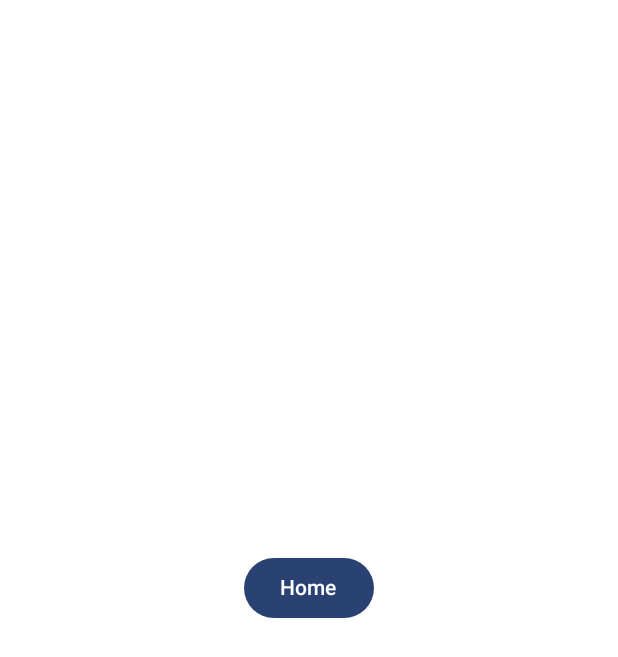
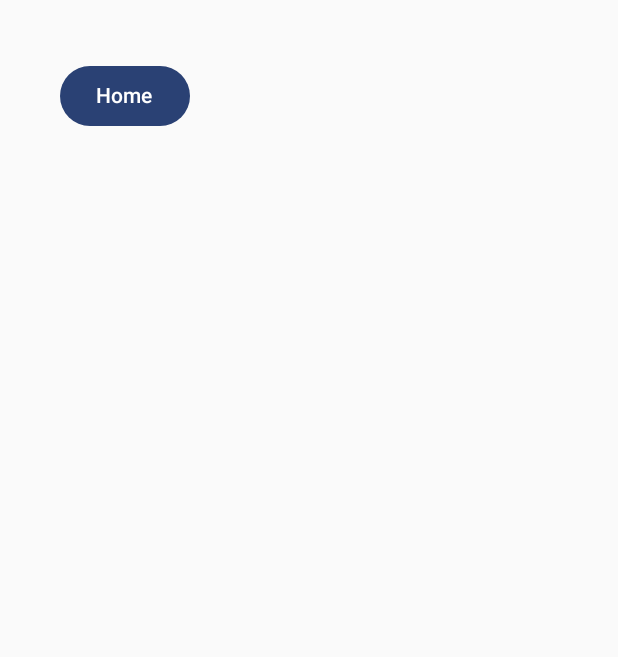
Before and after one commit to MattBaldivino/RealTime, an Android app built with Jetpack Compose: the feed screen opened through its navigation route, on a phone screen of 412 x 824 dp. Shown: the top 657 px of the screen. Run offline under Robolectric (Android 15) with nearby library versions, the phone set to English and light mode, and no system bars; our stand-ins replace Room's generated code.

Commit message:
user can scroll now need to fix styling

```diff
--- a/app/src/main/java/com/bignerdranch/android/realtime/composables/UserFeed.kt
+++ b/app/src/main/java/com/bignerdranch/android/realtime/composables/UserFeed.kt
@@ -1,6 +1,7 @@
 import android.content.Context
 import android.graphics.Bitmap
 import android.graphics.BitmapFactory
+import androidx.compose.foundation.ExperimentalFoundationApi
 import androidx.compose.foundation.Image
 import androidx.compose.foundation.background
 import androidx.compose.foundation.layout.Arrangement
@@ -8,6 +9,10 @@ import androidx.compose.foundation.layout.Box
 import androidx.compose.foundation.layout.Column
 import androidx.compose.foundation.layout.fillMaxSize
 import androidx.compose.foundation.layout.padding
+import androidx.compose.foundation.lazy.LazyColumn
+import androidx.compose.foundation.lazy.itemsIndexed
+import androidx.compose.foundation.rememberScrollState
+import androidx.compose.foundation.verticalScroll
 import androidx.compose.material3.Button
 import androidx.compose.material3.Text
 import androidx.compose.runtime.Composable
@@ -20,42 +25,13 @@ import database.AppDatabase
 import java.util.Date
 import androidx.compose.ui.platform.LocalContext
 import androidx.compose.ui.unit.dp
+import androidx.compose.ui.unit.sp
 import com.bignerdranch.android.realtime.Posts
 
 
 @Composable
-fun UserFeed (navController: NavHostController, ) {
-    val context = LocalContext.current
-    val postsLists = getUserInfo(context)
-    for (i in postsLists.indices) {
-        println(postsLists[i])
-    }
-    println(postsLists.joinToString(", "))
-
-    Box(modifier = Modifier.fillMaxSize().background(Color.White)) {
-        Column(
-            modifier = Modifier
-                .fillMaxSize()
-                .align(Alignment.Center),
-            verticalArrangement = Arrangement.Center,
-            horizontalAlignment = Alignment.CenterHorizontally
-        )
-        {
-            for (i in 0 until postsLists.size) {
-                postsLists[i].owner?.let { Text(text = it) }
-                val currentImage = postsLists[i].image?.let { convertImageByteArrayToBitmap(it) }
-                currentImage?.let { BitmapImage(it) }
-            }
-            Button(
-                onClick = {
-                    navController.navigate("home") // Navigate to the Camera Screen
-                },
-                modifier = Modifier.padding(bottom = 40.dp) // Add padding to position below the first button
-            ) {
-                Text(text = "Home")
-            }
-        }
-    }
+fun UserFeed (navController: NavHostController) {
+    LazyCol(navController)
 }
 
 fun getUserInfo(context: Context): List<Posts> {
@@ -77,3 +53,31 @@ fun BitmapImage(bitmap: Bitmap) {
 fun convertImageByteArrayToBitmap(imageData: ByteArray): Bitmap {
     return BitmapFactory.decodeByteArray(imageData, 0, imageData.size)
 }
+
+@Composable
+fun UserPost(owner: String){
+    Text(text = owner, fontSize = 10.sp)
+}
+
+@OptIn(ExperimentalFoundationApi::class)
+@Composable
+fun LazyCol(navController: NavHostController){
+    val context = LocalContext.current
+    val postsLists = getUserInfo(context)
+
+    LazyColumn(content = {
+        stickyHeader {
+            Button(
+                onClick = {navController.navigate("home") },
+                modifier = Modifier.padding(40.dp)
+            ) {
+                Text(text = "Home")
+            }
+        }
+        itemsIndexed(postsLists, itemContent = { index, item ->
+            item.owner?.let { UserPost(it) }
+            val currentImage = item.image?.let { convertImageByteArrayToBitmap(it) }
+            currentImage?.let { BitmapImage(it) }
+        })
+    })
+}
```
